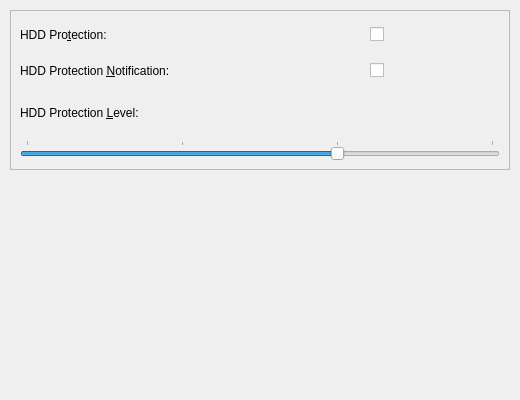
jfmcarreira/ktoshiba, file kcm/hddprotect.ui: the form before one commit.
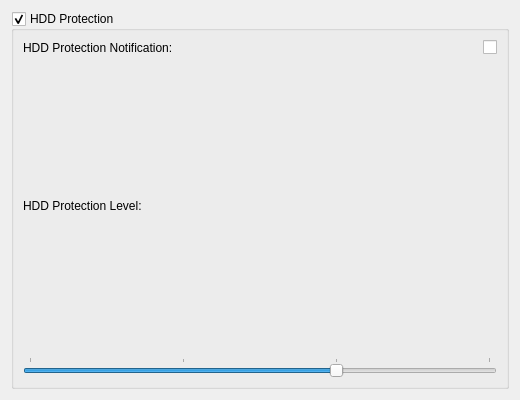
The form after the commit.

Diff of the .ui file:
```diff
--- a/kcm/hddprotect.ui
+++ b/kcm/hddprotect.ui
@@ -14,97 +14,46 @@
   <property name="windowTitle">
    <string>HDD Protect</string>
   </property>
-  <widget class="QWidget" name="verticalLayoutWidget">
-   <property name="geometry">
-    <rect>
-     <x>10</x>
-     <y>10</y>
-     <width>500</width>
-     <height>160</height>
-    </rect>
-   </property>
    <layout class="QVBoxLayout" name="verticalLayout">
     <item>
-     <widget class="QFrame" name="frame">
-      <property name="frameShape">
-       <enum>QFrame::StyledPanel</enum>
-      </property>
-      <property name="frameShadow">
-       <enum>QFrame::Raised</enum>
+    <widget class="QGroupBox" name="groupBox">
+     <property name="title">
+      <string comment="Toggles the HDD protection monitoring">HDD Protection</string>
+     </property>
+     <property name="flat">
+      <bool>true</bool>
+     </property>
+     <property name="checkable">
+      <bool>true</bool>
+     </property>
+     <property name="checked">
+      <bool>true</bool>
+     </property>
+     <property name="toolTip">
+      <string>Toggles the HDD protection monitoring.</string>
+     </property>
+     <property name="whatsThis">
+      <string>Toggles the HDD protection monitoring.</string>
       </property>
       <layout class="QGridLayout" name="gridLayout">
        <item row="0" column="0">
-        <widget class="QLabel" name="hdd_protect_label">
-         <property name="minimumSize">
-          <size>
-           <width>200</width>
-           <height>30</height>
-          </size>
-         </property>
-         <property name="text">
-          <string>HDD Pro&amp;tection:</string>
-         </property>
-         <property name="buddy">
-          <cstring>hdd_protect_checkbox</cstring>
-         </property>
-        </widget>
-       </item>
-       <item row="0" column="1">
-        <spacer name="hdd_protect_spacer">
-         <property name="orientation">
-          <enum>Qt::Horizontal</enum>
-         </property>
-         <property name="sizeHint" stdset="0">
-          <size>
-           <width>300</width>
-           <height>30</height>
-          </size>
-         </property>
-        </spacer>
-       </item>
-       <item row="0" column="2">
-        <widget class="QCheckBox" name="hdd_protect_checkbox">
-         <property name="toolTip">
-          <string>Toggles the HDD protection monitoring.</string>
-         </property>
-         <property name="whatsThis">
-          <string>Toggles the HDD protection monitoring.</string>
-         </property>
-         <property name="text">
-          <string/>
-         </property>
-        </widget>
-       </item>
-       <item row="1" column="0">
         <widget class="QLabel" name="hdd_notification_label">
-         <property name="minimumSize">
-          <size>
-           <width>200</width>
-           <height>30</height>
-          </size>
-         </property>
          <property name="text">
-          <string>HDD Protection &amp;Notification:</string>
+         <string>HDD Protection Notification:</string>
          </property>
          <property name="buddy">
           <cstring>hdd_notification_checkbox</cstring>
          </property>
         </widget>
        </item>
-       <item row="1" column="1">
+      <item row="0" column="1">
         <spacer name="hdd_notification_spacer">
          <property name="orientation">
           <enum>Qt::Horizontal</enum>
          </property>
-         <property name="sizeHint" stdset="0">
-          <size>
-           <width>300</width>
-           <height>30</height>
-          </size>
-         </property>
-        </spacer>
-       </item>
-       <item row="1" column="2">
+       </spacer>
+      </item>
+      <item row="0" column="2" alignment="Qt::AlignRight">
         <widget class="QCheckBox" name="hdd_notification_checkbox">
          <property name="toolTip">
           <string>Notify if the HDD monitoring detected movement.</string>
@@ -117,30 +66,31 @@
          </property>
         </widget>
        </item>
-       <item row="2" column="0">
+      <item row="1" column="0">
         <widget class="QLabel" name="protection_level_label">
-         <property name="minimumSize">
-          <size>
-           <width>200</width>
-           <height>30</height>
-          </size>
-         </property>
          <property name="text">
-          <string>HDD Protection &amp;Level:</string>
+         <string>HDD Protection Level:</string>
          </property>
          <property name="buddy">
           <cstring>protection_level_slider</cstring>
          </property>
         </widget>
        </item>
-       <item row="2" column="2">
+      <item row="1" column="1">
+       <spacer name="potection_level_spacer">
+        <property name="orientation">
+         <enum>Qt::Horizontal</enum>
+        </property>
+        <property name="sizeHint" stdset="0">
+         <size>
+          <width>0</width>
+          <height>0</height>
+         </size>
+        </property>
+       </spacer>
+      </item>
+      <item row="1" column="2" alignment="Qt::AlignRight">
         <widget class="QLabel" name="protection_level">
-         <property name="minimumSize">
-          <size>
-           <width>130</width>
-           <height>30</height>
-          </size>
-         </property>
          <property name="toolTip">
           <string>The current HDD protection level.</string>
          </property>
@@ -152,7 +102,7 @@
          </property>
         </widget>
        </item>
-       <item row="3" column="0" colspan="3">
+      <item row="2" column="0" colspan="3">
         <widget class="QSlider" name="protection_level_slider">
          <property name="toolTip">
           <string>Sets the HDD protection level.</string>
@@ -181,7 +131,6 @@
      </widget>
     </item>
    </layout>
-  </widget>
  </widget>
  <resources/>
  <connections/>
```
Lines whose indentation alone changed are shown as unchanged.
